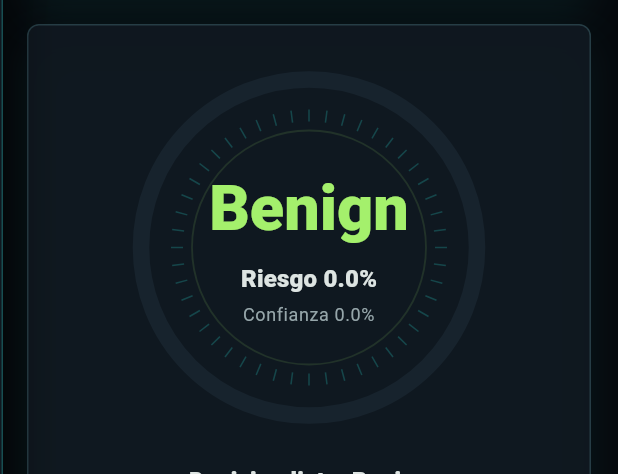
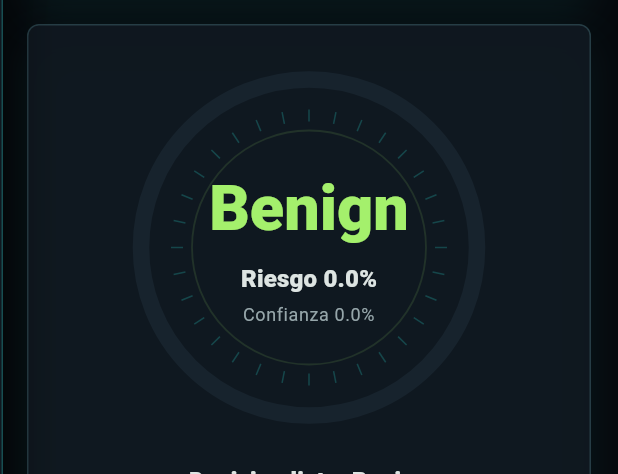
Before and after one commit to Tr4mbo/MobileXAIdetector, a Flutter app: the _DetectorShell widget shown alone on an empty page, opened directly with empty values, scrolled down 81 dp, on a phone screen of 412 x 824 dp. Shown: the part 252-726 px from the top of the screen. Run offline on Flutter 3.47's test engine with Material 3 defaults, Android fonts, the phone set to English and light mode, and no system bars; our stand-ins replace csv; project files that could hold a hidden picture were left out.

Commit message:
Navbar, bug correction, optimization sacnning process

```diff
--- a/lib/main.dart
+++ b/lib/main.dart
@@ -426,7 +426,12 @@ class _DetectorShell extends StatelessWidget {
 
         return Stack(
           children: [
-            Center(
+            AnimatedContainer(
+              duration: const Duration(milliseconds: 240),
+              curve: Curves.easeOutCubic,
+              transform: Matrix4.translationValues(navOpen ? 34.0 : 0.0, 0, 0),
+              child: Align(
+                alignment: Alignment.topCenter,
                 child: ConstrainedBox(
                   constraints: BoxConstraints(maxWidth: maxWidth),
                   child: SingleChildScrollView(
@@ -476,13 +481,14 @@ class _DetectorShell extends StatelessWidget {
                   ),
                 ),
               ),
+            ),
             if (navOpen)
               Positioned.fill(
+                left: 112,
                 child: GestureDetector(
+                  behavior: HitTestBehavior.translucent,
                   onTap: () => onSelectSection(section),
-                  child: ColoredBox(
-                    color: Colors.black.withValues(alpha: 0.38),
-                  ),
+                  child: const SizedBox.expand(),
                 ),
               ),
             AnimatedPositioned(
@@ -1514,8 +1520,8 @@ class _ScannerGaugePainter extends CustomPainter {
       pulse,
     );
 
-    for (var i = 0; i < 48; i++) {
-      final angle = -math.pi / 2 + (math.pi * 2 * i / 48);
+    for (var i = 0; i < 32; i++) {
+      final angle = -math.pi / 2 + (math.pi * 2 * i / 32);
       final inner = Offset(
         center.dx + math.cos(angle) * (radius - 28),
         center.dy + math.sin(angle) * (radius - 28),
@@ -1740,7 +1746,7 @@ class FuturisticBackground extends StatelessWidget {
         gradient: LinearGradient(
           begin: Alignment.topLeft,
           end: Alignment.bottomRight,
-          colors: [AppColors.voidBlack, Color(0xFF08161B), Color(0xFF101317)],
+          colors: [AppColors.voidBlack, Color(0xFF071015), Color(0xFF0B1115)],
         ),
       ),
       child: CustomPaint(painter: _GridPainter()),
@@ -1754,13 +1760,13 @@ class _GridPainter extends CustomPainter {
   @override
   void paint(Canvas canvas, Size size) {
     final linePaint = Paint()
-      ..color = AppColors.cyan.withValues(alpha: 0.06)
+      ..color = AppColors.cyan.withValues(alpha: 0.022)
       ..strokeWidth = 1;
     final strongPaint = Paint()
-      ..color = AppColors.lime.withValues(alpha: 0.08)
+      ..color = AppColors.lime.withValues(alpha: 0.032)
       ..strokeWidth = 1.2;
 
-    const spacing = 42.0;
+    const spacing = 86.0;
     for (var x = 0.0; x < size.width; x += spacing) {
       canvas.drawLine(Offset(x, 0), Offset(x, size.height), linePaint);
     }
--- a/lib/services/detector_service.dart
+++ b/lib/services/detector_service.dart
@@ -17,7 +17,7 @@ class PrototypeDetectionEngine implements DetectionEngine {
     required ScanTarget target,
     required ModelMetadata metadata,
   }) async {
-    await Future<void>.delayed(const Duration(milliseconds: 1800));
+    await Future<void>.delayed(const Duration(milliseconds: 650));
 
     final score = _prototypeRiskScore(target);
     final label = score >= 0.5 ? DetectionLabel.malware : DetectionLabel.benign;
```
Also changed, not shown: 1 other file. Lines whose indentation alone changed are shown as unchanged.
